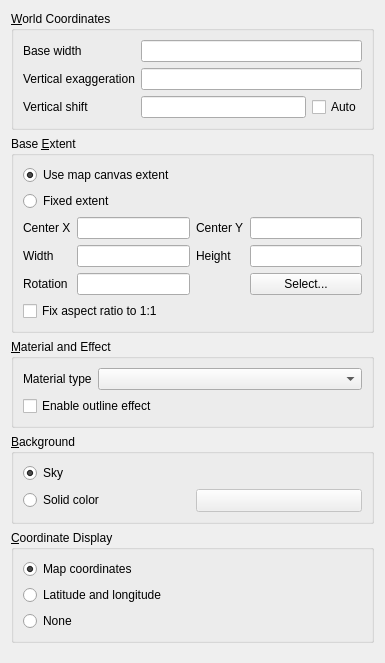
This is ui/sceneproperties.ui in minorua/Qgis2threejs as Qt 5 draws it before an edit. The edited form follows.
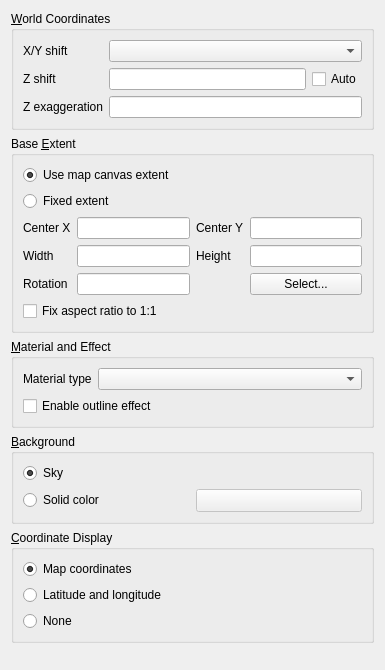
This is the edited form. Custom widgets are drawn as their Qt base class.

Diff of the .ui file:
```diff
--- a/ui/sceneproperties.ui
+++ b/ui/sceneproperties.ui
@@ -7,7 +7,7 @@
     <x>0</x>
     <y>0</y>
     <width>385</width>
-    <height>663</height>
+    <height>670</height>
    </rect>
   </property>
   <property name="windowTitle">
@@ -20,38 +20,21 @@
       <string>&amp;World Coordinates</string>
      </property>
      <layout class="QGridLayout" name="gridLayout_4">
-      <item row="0" column="1" colspan="2">
-       <widget class="QLineEdit" name="lineEdit_BaseSize">
-        <property name="inputMethodHints">
-         <set>Qt::ImhFormattedNumbersOnly</set>
-        </property>
-       </widget>
-      </item>
-      <item row="2" column="0">
-       <widget class="QLabel" name="label_2">
-        <property name="text">
-         <string>Vertical shift</string>
-        </property>
-       </widget>
-      </item>
-      <item row="0" column="0">
+      <item row="3" column="0">
        <widget class="QLabel" name="label_3">
         <property name="text">
-         <string>Base width</string>
+         <string>X/Y shift</string>
         </property>
        </widget>
       </item>
-      <item row="2" column="2">
-       <widget class="QCheckBox" name="checkBox_autoZShift">
-        <property name="toolTip">
-         <string>Automatic vertical shift adjustment</string>
-        </property>
+      <item row="7" column="0">
+       <widget class="QLabel" name="label">
         <property name="text">
-         <string>Auto</string>
+         <string>Z exaggeration</string>
         </property>
        </widget>
       </item>
-      <item row="1" column="1" colspan="2">
+      <item row="7" column="1" colspan="2">
        <widget class="QLineEdit" name="lineEdit_zFactor">
         <property name="maximumSize">
          <size>
@@ -67,20 +50,33 @@
         </property>
        </widget>
       </item>
-      <item row="1" column="0">
-       <widget class="QLabel" name="label">
-        <property name="text">
-         <string>Vertical exaggeration</string>
-        </property>
-       </widget>
-      </item>
-      <item row="2" column="1">
+      <item row="6" column="1">
        <widget class="QLineEdit" name="lineEdit_zShift">
         <property name="inputMethodHints">
          <set>Qt::ImhFormattedNumbersOnly</set>
         </property>
        </widget>
       </item>
+      <item row="6" column="2">
+       <widget class="QCheckBox" name="checkBox_autoZShift">
+        <property name="toolTip">
+         <string>Automatic vertical shift adjustment</string>
+        </property>
+        <property name="text">
+         <string>Auto</string>
+        </property>
+       </widget>
+      </item>
+      <item row="6" column="0">
+       <widget class="QLabel" name="label_2">
+        <property name="text">
+         <string>Z shift</string>
+        </property>
+       </widget>
+      </item>
+      <item row="3" column="1" colspan="2">
+       <widget class="QComboBox" name="comboBox_xyShift"/>
+      </item>
      </layout>
     </widget>
    </item>
```
Left out of the diff: 4 changed lines with no effect on the pictures.
